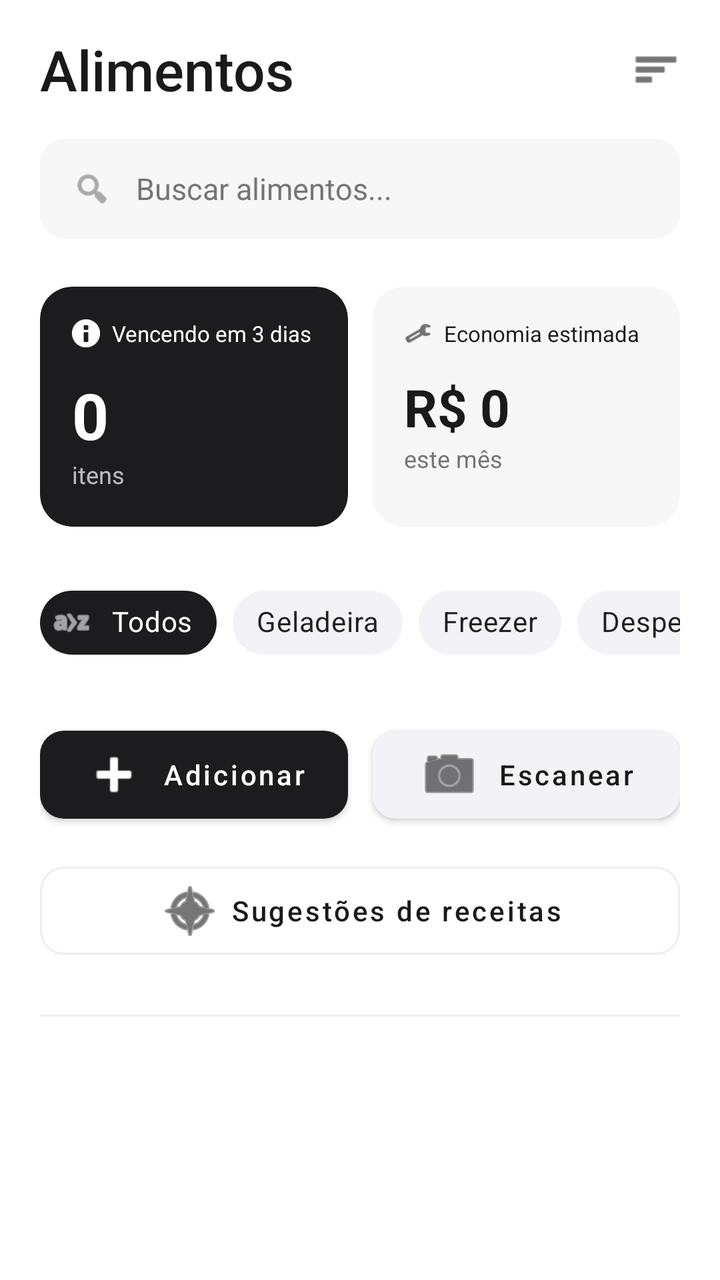
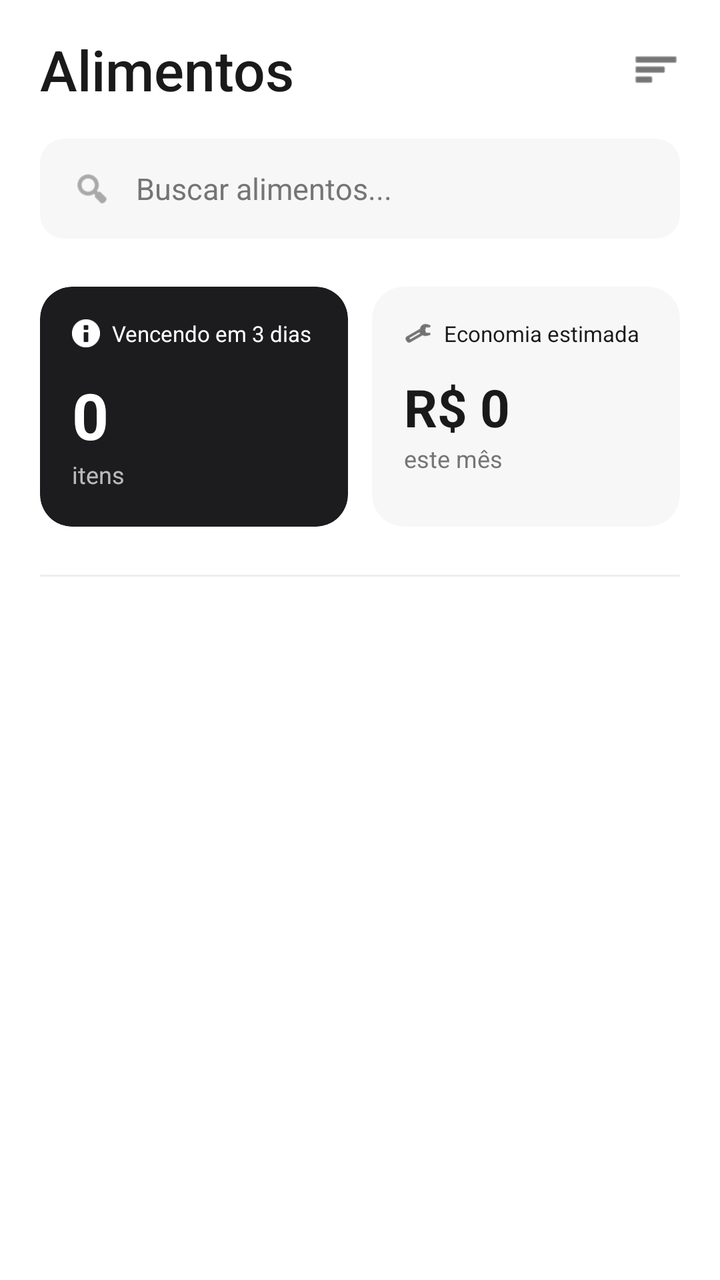

An Android layout rendered at two revisions. The XML below is the earlier revision; the diff shows what the commit changed to produce the second picture.
<!-- AndroidManifest.xml: application theme Theme.FoodGuard -->
<!-- res/layout/fragment_foods.xml -->
<?xml version="1.0" encoding="utf-8"?>
<androidx.coordinatorlayout.widget.CoordinatorLayout xmlns:android="http://schemas.android.com/apk/res/android"
    xmlns:app="http://schemas.android.com/apk/res-auto"
    xmlns:tools="http://schemas.android.com/tools"
    android:layout_width="match_parent"
    android:layout_height="match_parent"
    android:background="@color/white">

    <com.google.android.material.appbar.AppBarLayout
        android:layout_width="match_parent"
        android:layout_height="wrap_content"
        android:background="@color/white"
        app:elevation="0dp">

        <LinearLayout
            android:layout_width="match_parent"
            android:layout_height="wrap_content"
            android:orientation="vertical"
            android:paddingHorizontal="20dp"
            android:paddingTop="16dp">

            <RelativeLayout
                android:layout_width="match_parent"
                android:layout_height="wrap_content"
                android:layout_marginBottom="16dp">

                <TextView
                    android:id="@+id/tvTitle"
                    android:layout_width="wrap_content"
                    android:layout_height="wrap_content"
                    android:fontFamily="sans-serif-medium"
                    android:text="Alimentos"
                    android:textColor="@color/primary_black"
                    android:textSize="28sp" />

                <ImageView
                    android:layout_width="24dp"
                    android:layout_height="24dp"
                    android:layout_alignParentEnd="true"
                    android:layout_centerVertical="true"
                    android:src="@android:drawable/ic_menu_sort_by_size"
                    app:tint="@color/primary_black" />
            </RelativeLayout>

            
            <com.google.android.material.card.MaterialCardView
                android:layout_width="match_parent"
                android:layout_height="50dp"
                android:layout_marginBottom="24dp"
                app:cardBackgroundColor="@color/background_gray"
                app:cardCornerRadius="12dp"
                app:cardElevation="0dp">

                <LinearLayout
                    android:layout_width="match_parent"
                    android:layout_height="match_parent"
                    android:gravity="center_vertical"
                    android:paddingHorizontal="16dp">

                    <ImageView
                        android:layout_width="20dp"
                        android:layout_height="20dp"
                        android:src="@android:drawable/ic_menu_search"
                        app:tint="@color/text_gray" />

                    <EditText
                        android:layout_width="match_parent"
                        android:layout_height="wrap_content"
                        android:layout_marginStart="12dp"
                        android:background="@null"
                        android:hint="Buscar alimentos..."
                        android:inputType="text"
                        android:textColor="@color/primary_black"
                        android:textColorHint="@color/text_gray"
                        android:textSize="15sp" />
                </LinearLayout>
            </com.google.android.material.card.MaterialCardView>

            
            <LinearLayout
                android:layout_width="match_parent"
                android:layout_height="wrap_content"
                android:layout_marginBottom="24dp"
                android:orientation="horizontal">

                <com.google.android.material.card.MaterialCardView
                    android:layout_width="0dp"
                    android:layout_height="120dp"
                    android:layout_marginEnd="12dp"
                    android:layout_weight="1"
                    app:cardBackgroundColor="@color/badge_black"
                    app:cardCornerRadius="16dp"
                    app:cardElevation="0dp">

                    <LinearLayout
                        android:layout_width="match_parent"
                        android:layout_height="match_parent"
                        android:orientation="vertical"
                        android:padding="16dp">

                        <LinearLayout
                            android:layout_width="wrap_content"
                            android:layout_height="wrap_content"
                            android:gravity="center_vertical"
                            android:orientation="horizontal">

                            <ImageView
                                android:layout_width="14dp"
                                android:layout_height="14dp"
                                android:src="@android:drawable/ic_dialog_info"
                                app:tint="@color/white" />

                            <TextView
                                android:layout_width="wrap_content"
                                android:layout_height="wrap_content"
                                android:layout_marginStart="6dp"
                                android:text="Vencendo em 3 dias"
                                android:textColor="@color/white"
                                android:textSize="11sp" />
                        </LinearLayout>

                        <TextView
                            android:id="@+id/tvExpiringCount"
                            android:layout_width="wrap_content"
                            android:layout_height="wrap_content"
                            android:layout_marginTop="12dp"
                            android:text="0"
                            android:textColor="@color/white"
                            android:textSize="32sp"
                            android:textStyle="bold" />

                        <TextView
                            android:layout_width="wrap_content"
                            android:layout_height="wrap_content"
                            android:text="itens"
                            android:textColor="@color/white"
                            android:textSize="12sp"
                            android:alpha="0.7" />
                    </LinearLayout>
                </com.google.android.material.card.MaterialCardView>

                <com.google.android.material.card.MaterialCardView
                    android:layout_width="0dp"
                    android:layout_height="120dp"
                    android:layout_weight="1"
                    app:cardBackgroundColor="@color/background_gray"
                    app:cardCornerRadius="16dp"
                    app:cardElevation="0dp">

                    <LinearLayout
                        android:layout_width="match_parent"
                        android:layout_height="match_parent"
                        android:orientation="vertical"
                        android:padding="16dp">

                        <LinearLayout
                            android:layout_width="wrap_content"
                            android:layout_height="wrap_content"
                            android:gravity="center_vertical"
                            android:orientation="horizontal">

                            <ImageView
                                android:layout_width="14dp"
                                android:layout_height="14dp"
                                android:src="@android:drawable/ic_menu_manage"
                                app:tint="@color/primary_black" />

                            <TextView
                                android:layout_width="wrap_content"
                                android:layout_height="wrap_content"
                                android:layout_marginStart="6dp"
                                android:text="Economia estimada"
                                android:textColor="@color/primary_black"
                                android:textSize="11sp" />
                        </LinearLayout>

                        <TextView
                            android:layout_width="wrap_content"
                            android:layout_height="wrap_content"
                            android:layout_marginTop="12dp"
                            android:text="R$ 0"
                            android:textColor="@color/primary_black"
                            android:textSize="26sp"
                            android:textStyle="bold" />

                        <TextView
                            android:layout_width="wrap_content"
                            android:layout_height="wrap_content"
                            android:text="este mês"
                            android:textColor="@color/text_gray"
                            android:textSize="12sp" />
                    </LinearLayout>
                </com.google.android.material.card.MaterialCardView>
            </LinearLayout>

            
            <HorizontalScrollView
                android:layout_width="match_parent"
                android:layout_height="wrap_content"
                android:layout_marginBottom="24dp"
                android:scrollbars="none">

                <com.google.android.material.chip.ChipGroup
                    android:layout_width="wrap_content"
                    android:layout_height="wrap_content"
                    app:singleLine="true"
                    app:singleSelection="true">

                    <com.google.android.material.chip.Chip
                        android:id="@+id/chipAll"
                        style="@style/Widget.MaterialComponents.Chip.Choice"
                        android:layout_width="wrap_content"
                        android:layout_height="wrap_content"
                        android:checked="true"
                        android:text="Todos"
                        app:chipBackgroundColor="@color/badge_black"
                        app:chipIcon="@android:drawable/ic_menu_sort_alphabetically"
                        app:chipIconVisible="true"
                        app:chipIconTint="@color/white"
                        android:textColor="@color/white" />

                    <com.google.android.material.chip.Chip
                        style="@style/Widget.MaterialComponents.Chip.Choice"
                        android:layout_width="wrap_content"
                        android:layout_height="wrap_content"
                        android:text="Geladeira"
                        app:chipBackgroundColor="@color/badge_gray" />

                    <com.google.android.material.chip.Chip
                        style="@style/Widget.MaterialComponents.Chip.Choice"
                        android:layout_width="wrap_content"
                        android:layout_height="wrap_content"
                        android:text="Freezer"
                        app:chipBackgroundColor="@color/badge_gray" />

                    <com.google.android.material.chip.Chip
                        style="@style/Widget.MaterialComponents.Chip.Choice"
                        android:layout_width="wrap_content"
                        android:layout_height="wrap_content"
                        android:text="Despensa"
                        app:chipBackgroundColor="@color/badge_gray" />
                </com.google.android.material.chip.ChipGroup>
            </HorizontalScrollView>

            
            <LinearLayout
                android:layout_width="match_parent"
                android:layout_height="wrap_content"
                android:layout_marginBottom="12dp"
                android:orientation="horizontal">

                <com.google.android.material.button.MaterialButton
                    android:id="@+id/btnAddFood"
                    android:layout_width="0dp"
                    android:layout_height="56dp"
                    android:layout_marginEnd="12dp"
                    android:layout_weight="1"
                    android:text="Adicionar"
                    android:textAllCaps="false"
                    android:textColor="@color/white"
                    app:backgroundTint="@color/badge_black"
                    app:cornerRadius="12dp"
                    app:icon="@android:drawable/ic_input_add"
                    app:iconGravity="textStart" />

                <com.google.android.material.button.MaterialButton
                    android:layout_width="0dp"
                    android:layout_height="56dp"
                    android:layout_weight="1"
                    android:text="Escanear"
                    android:textAllCaps="false"
                    android:textColor="@color/primary_black"
                    app:backgroundTint="@color/badge_gray"
                    app:cornerRadius="12dp"
                    app:icon="@android:drawable/ic_menu_camera"
                    app:iconGravity="textStart"
                    app:iconTint="@color/primary_black" />
            </LinearLayout>

            <com.google.android.material.button.MaterialButton
                style="@style/Widget.MaterialComponents.Button.OutlinedButton"
                android:layout_width="match_parent"
                android:layout_height="56dp"
                android:layout_marginBottom="24dp"
                android:text="Sugestões de receitas"
                android:textAllCaps="false"
                android:textColor="@color/primary_black"
                app:cornerRadius="12dp"
                app:icon="@android:drawable/ic_menu_compass"
                app:iconGravity="textStart"
                app:iconTint="@color/primary_black"
                app:strokeColor="@color/divider_gray" />

            <View
                android:layout_width="match_parent"
                android:layout_height="1dp"
                android:layout_marginBottom="20dp"
                android:background="@color/divider_gray" />

        </LinearLayout>
    </com.google.android.material.appbar.AppBarLayout>

    <androidx.recyclerview.widget.RecyclerView
        android:id="@+id/rvFoodItems"
        android:layout_width="match_parent"
        android:layout_height="match_parent"
        android:clipToPadding="false"
        android:paddingHorizontal="20dp"
        android:paddingBottom="24dp"
        app:layoutManager="androidx.recyclerview.widget.LinearLayoutManager"
        app:layout_behavior="@string/appbar_scrolling_view_behavior"
        tools:listitem="@layout/item_food" />

</androidx.coordinatorlayout.widget.CoordinatorLayout>
<!-- res/layout/item_food.xml (included above) -->
<?xml version="1.0" encoding="utf-8"?>
<com.google.android.material.card.MaterialCardView xmlns:android="http://schemas.android.com/apk/res/android"
    xmlns:app="http://schemas.android.com/apk/res-auto"
    xmlns:tools="http://schemas.android.com/tools"
    android:layout_width="match_parent"
    android:layout_height="wrap_content"
    android:layout_marginBottom="12dp"
    app:cardBackgroundColor="@color/white"
    app:cardCornerRadius="16dp"
    app:cardElevation="0dp"
    app:strokeColor="@color/divider_gray"
    app:strokeWidth="1dp">

    <androidx.constraintlayout.widget.ConstraintLayout
        android:layout_width="match_parent"
        android:layout_height="wrap_content"
        android:padding="12dp">

        
        <com.google.android.material.card.MaterialCardView
            android:id="@+id/cardIcon"
            android:layout_width="64dp"
            android:layout_height="64dp"
            app:cardBackgroundColor="@color/background_gray"
            app:cardCornerRadius="12dp"
            app:cardElevation="0dp"
            app:layout_constraintBottom_toBottomOf="parent"
            app:layout_constraintStart_toStartOf="parent"
            app:layout_constraintTop_toTopOf="parent">

            <ImageView
                android:id="@+id/ivFoodIcon"
                android:layout_width="32dp"
                android:layout_height="32dp"
                android:layout_gravity="center"
                android:src="@android:drawable/ic_menu_gallery"
                app:tint="@color/text_gray" />
        </com.google.android.material.card.MaterialCardView>

        <TextView
            android:id="@+id/tvFoodName"
            android:layout_width="0dp"
            android:layout_height="wrap_content"
            android:layout_marginStart="12dp"
            android:fontFamily="sans-serif-medium"
            android:text="Nome do Alimento"
            android:textColor="@color/primary_black"
            android:textSize="15sp"
            app:layout_constraintEnd_toStartOf="@id/cardDays"
            app:layout_constraintStart_toEndOf="@id/cardIcon"
            app:layout_constraintTop_toTopOf="@id/cardIcon" />

        <TextView
            android:id="@+id/tvStorageInfo"
            android:layout_width="0dp"
            android:layout_height="wrap_content"
            android:layout_marginStart="12dp"
            android:layout_marginTop="2dp"
            android:text="Geladeira • 250g"
            android:textColor="@color/text_gray"
            android:textSize="12sp"
            app:layout_constraintEnd_toStartOf="@id/cardDays"
            app:layout_constraintStart_toEndOf="@id/cardIcon"
            app:layout_constraintTop_toBottomOf="@id/tvFoodName" />

        <TextView
            android:id="@+id/tvValidadeLabel"
            android:layout_width="wrap_content"
            android:layout_height="wrap_content"
            android:layout_marginStart="12dp"
            android:layout_marginTop="6dp"
            android:text="Validade"
            android:textColor="@color/text_gray"
            android:textSize="10sp"
            app:layout_constraintStart_toEndOf="@id/cardIcon"
            app:layout_constraintTop_toBottomOf="@id/tvStorageInfo" />

        <TextView
            android:id="@+id/tvExpirationDate"
            android:layout_width="0dp"
            android:layout_height="wrap_content"
            android:layout_marginStart="12dp"
            android:text="15/05/2025"
            android:textColor="@color/primary_black"
            android:textSize="13sp"
            app:layout_constraintBottom_toBottomOf="@id/cardIcon"
            app:layout_constraintEnd_toStartOf="@id/cardDays"
            app:layout_constraintStart_toEndOf="@id/cardIcon"
            app:layout_constraintTop_toBottomOf="@id/tvValidadeLabel" />

        <com.google.android.material.card.MaterialCardView
            android:id="@+id/cardDays"
            android:layout_width="wrap_content"
            android:layout_height="wrap_content"
            app:cardBackgroundColor="@color/badge_black"
            app:cardCornerRadius="12dp"
            app:cardElevation="0dp"
            app:layout_constraintBottom_toBottomOf="parent"
            app:layout_constraintEnd_toEndOf="parent">

            <TextView
                android:id="@+id/tvDaysLeft"
                android:layout_width="wrap_content"
                android:layout_height="wrap_content"
                android:paddingHorizontal="12dp"
                android:paddingVertical="4dp"
                android:text="2 dias"
                android:textColor="@color/white"
                android:textSize="11sp"
                android:textStyle="bold" />
        </com.google.android.material.card.MaterialCardView>

    </androidx.constraintlayout.widget.ConstraintLayout>
</com.google.android.material.card.MaterialCardView>
<!-- resources referenced by this layout -->
<resources>
  <color name="background_gray">#F7F7F7</color>
  <color name="badge_black">#1C1C1E</color>
  <color name="badge_gray">#F2F2F7</color>
  <color name="divider_gray">#EEEEEE</color>
  <color name="primary_black">#1A1A1A</color>
  <color name="text_gray">#757575</color>
  <color name="white">#FFFFFF</color>
  <style name="Theme.FoodGuard" parent="Base.Theme.FoodGuard" />
  <style name="Base.Theme.FoodGuard" parent="Theme.MaterialComponents.Light.NoActionBar">
          
          <item name="colorPrimary">@color/primary_black</item>
          <item name="colorPrimaryVariant">@color/black</item>
          <item name="colorOnPrimary">@color/white</item>
          
          <item name="colorSecondary">@color/secondary_black</item>
          <item name="colorSecondaryVariant">@color/black</item>
          <item name="colorOnSecondary">@color/white</item>
          
          <item name="android:statusBarColor">@color/white</item>
          <item name="android:windowLightStatusBar">true</item>
          
          <item name="android:windowBackground">@color/white</item>
      </style>
  <color name="black">#000000</color>
  <color name="secondary_black">#2D2D2D</color>
</resources>

<!-- the commit's change to res/layout/fragment_foods.xml (unified diff, before → after) -->
@@ -192,104 +192,6 @@
                     </LinearLayout>
                 </com.google.android.material.card.MaterialCardView>
             </LinearLayout>
-
-            
-            <HorizontalScrollView
-                android:layout_width="match_parent"
-                android:layout_height="wrap_content"
-                android:layout_marginBottom="24dp"
-                android:scrollbars="none">
-
-                <com.google.android.material.chip.ChipGroup
-                    android:layout_width="wrap_content"
-                    android:layout_height="wrap_content"
-                    app:singleLine="true"
-                    app:singleSelection="true">
-
-                    <com.google.android.material.chip.Chip
-                        android:id="@+id/chipAll"
-                        style="@style/Widget.MaterialComponents.Chip.Choice"
-                        android:layout_width="wrap_content"
-                        android:layout_height="wrap_content"
-                        android:checked="true"
-                        android:text="Todos"
-                        app:chipBackgroundColor="@color/badge_black"
-                        app:chipIcon="@android:drawable/ic_menu_sort_alphabetically"
-                        app:chipIconVisible="true"
-                        app:chipIconTint="@color/white"
-                        android:textColor="@color/white" />
-
-                    <com.google.android.material.chip.Chip
-                        style="@style/Widget.MaterialComponents.Chip.Choice"
-                        android:layout_width="wrap_content"
-                        android:layout_height="wrap_content"
-                        android:text="Geladeira"
-                        app:chipBackgroundColor="@color/badge_gray" />
-
-                    <com.google.android.material.chip.Chip
-                        style="@style/Widget.MaterialComponents.Chip.Choice"
-                        android:layout_width="wrap_content"
-                        android:layout_height="wrap_content"
-                        android:text="Freezer"
-                        app:chipBackgroundColor="@color/badge_gray" />
-
-                    <com.google.android.material.chip.Chip
-                        style="@style/Widget.MaterialComponents.Chip.Choice"
-                        android:layout_width="wrap_content"
-                        android:layout_height="wrap_content"
-                        android:text="Despensa"
-                        app:chipBackgroundColor="@color/badge_gray" />
-                </com.google.android.material.chip.ChipGroup>
-            </HorizontalScrollView>
-
-            
-            <LinearLayout
-                android:layout_width="match_parent"
-                android:layout_height="wrap_content"
-                android:layout_marginBottom="12dp"
-                android:orientation="horizontal">
-
-                <com.google.android.material.button.MaterialButton
-                    android:id="@+id/btnAddFood"
-                    android:layout_width="0dp"
-                    android:layout_height="56dp"
-                    android:layout_marginEnd="12dp"
-                    android:layout_weight="1"
-                    android:text="Adicionar"
-                    android:textAllCaps="false"
-                    android:textColor="@color/white"
-                    app:backgroundTint="@color/badge_black"
-                    app:cornerRadius="12dp"
-                    app:icon="@android:drawable/ic_input_add"
-                    app:iconGravity="textStart" />
-
-                <com.google.android.material.button.MaterialButton
-                    android:layout_width="0dp"
-                    android:layout_height="56dp"
-                    android:layout_weight="1"
-                    android:text="Escanear"
-                    android:textAllCaps="false"
-                    android:textColor="@color/primary_black"
-                    app:backgroundTint="@color/badge_gray"
-                    app:cornerRadius="12dp"
-                    app:icon="@android:drawable/ic_menu_camera"
-                    app:iconGravity="textStart"
-                    app:iconTint="@color/primary_black" />
-            </LinearLayout>
-
-            <com.google.android.material.button.MaterialButton
-                style="@style/Widget.MaterialComponents.Button.OutlinedButton"
-                android:layout_width="match_parent"
-                android:layout_height="56dp"
-                android:layout_marginBottom="24dp"
-                android:text="Sugestões de receitas"
-                android:textAllCaps="false"
-                android:textColor="@color/primary_black"
-                app:cornerRadius="12dp"
-                app:icon="@android:drawable/ic_menu_compass"
-                app:iconGravity="textStart"
-                app:iconTint="@color/primary_black"
-                app:strokeColor="@color/divider_gray" />
 
             <View
                 android:layout_width="match_parent"
@@ -345,11 +247,10 @@
 
             <ImageView
                 android:id="@+id/ivFoodIcon"
-                android:layout_width="32dp"
-                android:layout_height="32dp"
-                android:layout_gravity="center"
-                android:src="@android:drawable/ic_menu_gallery"
-                app:tint="@color/text_gray" />
+                android:layout_width="match_parent"
+                android:layout_height="match_parent"
+                android:scaleType="centerCrop"
+                android:src="@android:drawable/ic_menu_gallery" />
         </com.google.android.material.card.MaterialCardView>
 
         <TextView
<!-- resource entries referenced after the edit -->
@@ -2,7 +2,6 @@
 <resources>
   <color name="background_gray">#F7F7F7</color>
   <color name="badge_black">#1C1C1E</color>
-  <color name="badge_gray">#F2F2F7</color>
   <color name="divider_gray">#EEEEEE</color>
   <color name="primary_black">#1A1A1A</color>
   <color name="text_gray">#757575</color>
